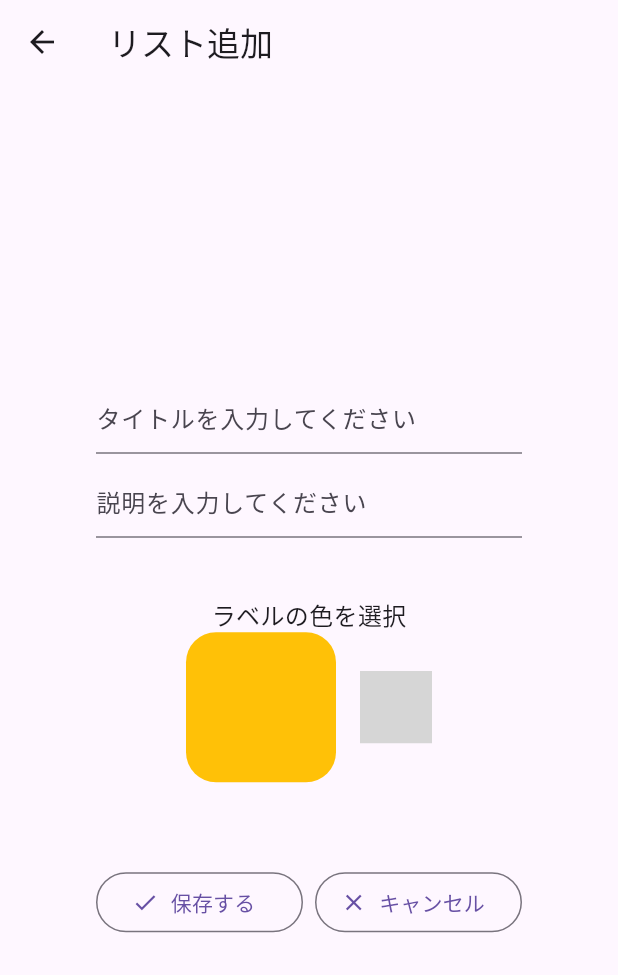
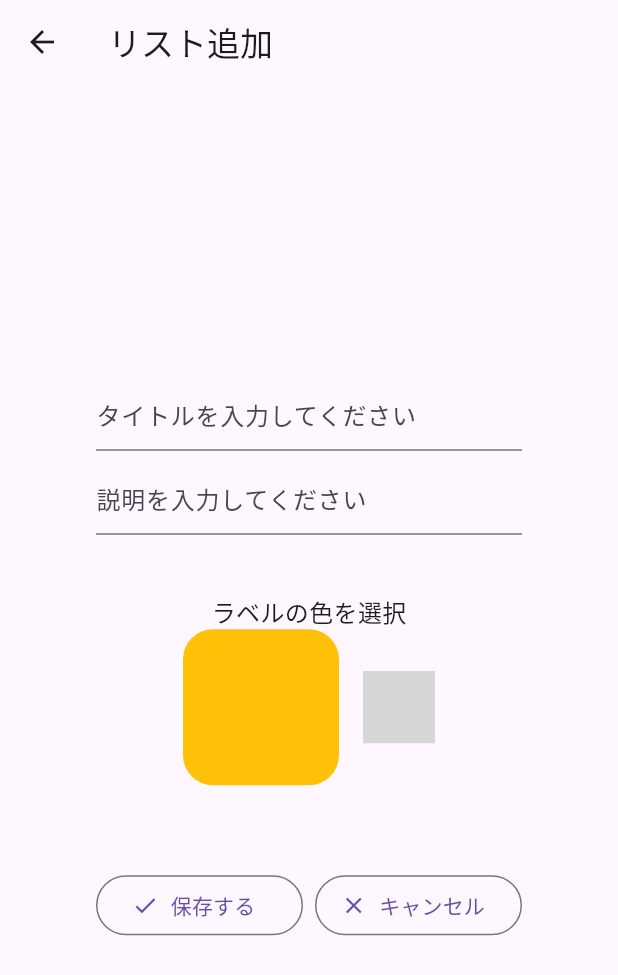
Before and after one commit to Mckee404/flutter-practice, a Flutter app: the screen it shows after launch, after a tap on the "add" icon, on a phone screen of 412 x 824 dp. Shown: the top 975 px of the screen. Run offline on Flutter 3.47's test engine with Material 3 defaults, Android fonts, the phone set to English and light mode, and no system bars; our stand-ins replace flutter_colorpicker; grey boxes are pictures that could not be loaded.

Commit message:
編集機能が正しくキャンセルされるよう修正

```diff
--- a/lib/class_todo.dart
+++ b/lib/class_todo.dart
@@ -1,10 +1,13 @@
 import 'package:flutter/material.dart';
 
-class Todo{
-  String title="";
-  String description="";
-  Color color = Colors.amber;
+class Todo {
+  final String title;
+  final String description;
+  final Color color;
 
-
-  Todo();
+  Todo({
+    required this.title,
+    required this.description,
+    required this.color,
+  });
 }
--- a/lib/main.dart
+++ b/lib/main.dart
@@ -1,10 +1,3 @@
-//最後の引数までカンマを入れて自動整形された形で整えておく
-//setStateしなくてもいいところはsetStateしないほうがパフォーマンスに優れる
-//クラスにはkeyを設定しておいたほうがよいこともある
-//Widget型の変数をif文で制御すると省略できる部分がある
-//constをつけたほうがパフォーマンスに優れる
-//テキストボックスの中身を逐一変数に保存するのはあまり良くない
-
 import 'package:flutter/material.dart';
 import 'package:flutter_practice/class_todo.dart';
 import 'todo_add_page.dart';
@@ -24,28 +17,33 @@ class MyApp extends StatelessWidget {
       theme: ThemeData(
         primarySwatch: Colors.green,
       ),
-      home: ToDoListPage(),
+      home: const ToDoListPage(),
     );
   }
 }
 
 class ToDoListPage extends StatefulWidget {
+  const ToDoListPage({super.key});
   @override
-  _ToDoListPageState createState() => _ToDoListPageState();
+  State createState() => _ToDoListPageState();
 }
 
 class _ToDoListPageState extends State<ToDoListPage> {
   List<Todo> toDoList = [];
   void goToTodoAddPage() async {
     final newTodo = await Navigator.of(context).push(
-      MaterialPageRoute(builder: (context) {
-        return ToDoAddPage();
-      }),
+      MaterialPageRoute(
+        builder: (context) {
+          return const ToDoAddPage();
+        },
+      ),
     );
     if (newTodo != null) {
-      setState(() {
-        toDoList.add(newTodo);
-      });
+      setState(
+        () {
+          toDoList.add(newTodo);
+        },
+      );
     }
   }
 
@@ -59,25 +57,32 @@ class _ToDoListPageState extends State<ToDoListPage> {
         itemCount: toDoList.length,
         itemBuilder: (context, index) {
           return TodoItem(
-              item: toDoList[index],
-              onDelete: () {
-                setState(() {
+            item: toDoList[index],
+            onDelete: () {
+              setState(
+                () {
                   toDoList.removeAt(index);
-                });
-              });
+                },
+              );
+            },
+          );
         },
       ),
       floatingActionButton: FloatingActionButton(
         onPressed: () async {
           final newTodo = await Navigator.of(context).push(
-            MaterialPageRoute(builder: (context) {
-              return ToDoAddPage();
-            }),
+            MaterialPageRoute(
+              builder: (context) {
+                return const ToDoAddPage();
+              },
+            ),
           );
           if (newTodo != null) {
-            setState(() {
-              toDoList.add(newTodo);
-            });
+            setState(
+              () {
+                toDoList.add(newTodo);
+              },
+            );
           }
         },
         child: const Icon(Icons.add),
--- a/lib/todo_add_page.dart
+++ b/lib/todo_add_page.dart
@@ -1,34 +1,55 @@
-//aaaaaa
-
 import 'package:flutter/material.dart';
 import 'package:flutter_practice/class_todo.dart';
 import 'package:flutter_colorpicker/flutter_colorpicker.dart';
 
 class ToDoAddPage extends StatefulWidget {
-  Todo? modifyingItem;
-  ToDoAddPage({super.key, this.modifyingItem});
+  final Todo? modifyingItem;
+  const ToDoAddPage({
+    super.key,
+    this.modifyingItem,//編集したいTodoアイテム
+  });
   @override
-  _ToDoAddPageState createState() => _ToDoAddPageState();
+  State createState() => _ToDoAddPageState();
 }
 
 class _ToDoAddPageState extends State<ToDoAddPage> {
   final _formKey = GlobalKey<FormState>();
 
-  var todo = Todo();
+  late Todo editingTodo;//編集したいTodoアイテムを直接変更しないようにコピーしておくTodoアイテム
 
-  void changeColor(Color changedColor) => setState(() => todo.color = changedColor);
+  late TextEditingController _titleController;
+  late TextEditingController _descriptionController;
+
+  late Color colorSample;//編集したいTodoアイテムの色を初期値とし、色見本として変化していくColor
+  void changeColor(Color changedColor) =>
+      setState(() => colorSample = changedColor);
 
   @override
-  void initState(){
-    todo=widget.modifyingItem??todo;
+  void initState() {
+    editingTodo = Todo(
+      title: widget.modifyingItem?.title ?? "",
+      description: widget.modifyingItem?.description ?? "",
+      color: widget.modifyingItem?.color ?? Colors.amber,
+    );
+    _titleController = TextEditingController(text: editingTodo.title);
+    _descriptionController =
+        TextEditingController(text: editingTodo.description);
+    colorSample = editingTodo.color;
     super.initState();
+  }
+
+  @override
+  void dispose() {
+    _titleController.dispose();
+    _descriptionController.dispose();
+    super.dispose();
   }
 
   @override
   Widget build(BuildContext context) {
     return Scaffold(
       appBar: AppBar(
-        title: Text(widget.modifyingItem==null?"リスト追加":"リスト編集"),
+        title: Text(widget.modifyingItem == null ? "リスト追加" : "リスト編集"),
       ),
       body: Form(
         key: _formKey,
@@ -37,21 +58,15 @@ class _ToDoAddPageState extends State<ToDoAddPage> {
           child: Column(
             mainAxisAlignment: MainAxisAlignment.center,
             children: <Widget>[
-              TextFormField(
+              TextFormField( // TextEditingControllerとinitialValueの併用は不可
                 decoration: const InputDecoration(
                   hintText: "タイトルを入力してください",
                 ),
-                initialValue: todo.title,
-                onChanged: (String value) {
-                  setState(() {
-                    todo.title = value;
-                  });
-                },
+                controller: _titleController,
                 autovalidateMode: AutovalidateMode.onUserInteraction,
                 validator: (value) {
-                  // 入力値を受け取る
                   if (value == null || value.isEmpty) {
-                    return '値を入力してください'; // エラーメッセージとして表示される
+                    return '値を入力してください';
                   }
                   return null;
                 },
@@ -60,16 +75,11 @@ class _ToDoAddPageState extends State<ToDoAddPage> {
                 height: 8,
               ),
               TextFormField(
-                initialValue: todo.description,
                 maxLines: null,
                 decoration: const InputDecoration(
                   hintText: "説明を入力してください",
                 ),
-                onChanged: (String value) {
-                  setState(() {
-                    todo.description = value;
-                  });
-                },
+                controller: _descriptionController,
               ),
               const SizedBox(
                 height: 40,
@@ -84,16 +94,18 @@ class _ToDoAddPageState extends State<ToDoAddPage> {
                 mainAxisAlignment: MainAxisAlignment.center,
                 children: [
                   Container(
-                    width: 100,
-                    height: 100,
+                    width: 104,
+                    height: 104,
                     decoration: BoxDecoration(
                       borderRadius: BorderRadius.circular(20),
-                      color: todo.color,
+                      color: colorSample,
                     ),
                   ),
-                  const SizedBox(width: 16,),
+                  const SizedBox(
+                    width: 16,
+                  ),
                   SlidePicker(
-                    pickerColor: todo.color,
+                    pickerColor: colorSample,
                     onColorChanged: changeColor,
                     enableAlpha: false,
                     showIndicator: false,
@@ -111,9 +123,13 @@ class _ToDoAddPageState extends State<ToDoAddPage> {
                       icon: const Icon(Icons.done),
                       label: const Text('保存する'),
                       onPressed: () {
-                        // ボタンタップ時の処理
                         if (_formKey.currentState!.validate()) {
-                          Navigator.of(context).pop(todo);
+                          editingTodo = Todo(
+                            title: _titleController.text,
+                            description: _descriptionController.text,
+                            color: colorSample,
+                          );
+                          Navigator.of(context).pop(editingTodo);
                         }
                       },
                     ),
```
Also changed, not shown: lib/todo_item.dart (+35 -22 lines).
